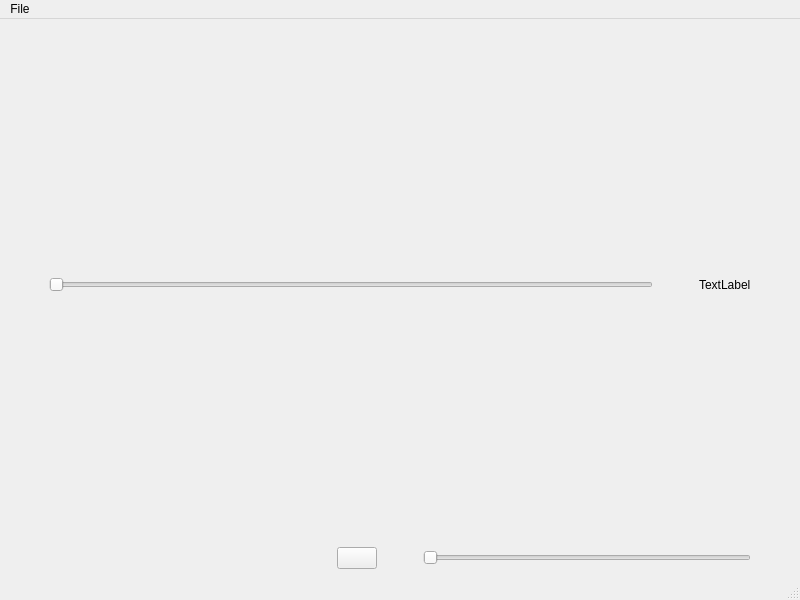
AstaTus/DiscoPlayer, file platform/mac/resources/mainwindow.ui: the form before one commit.
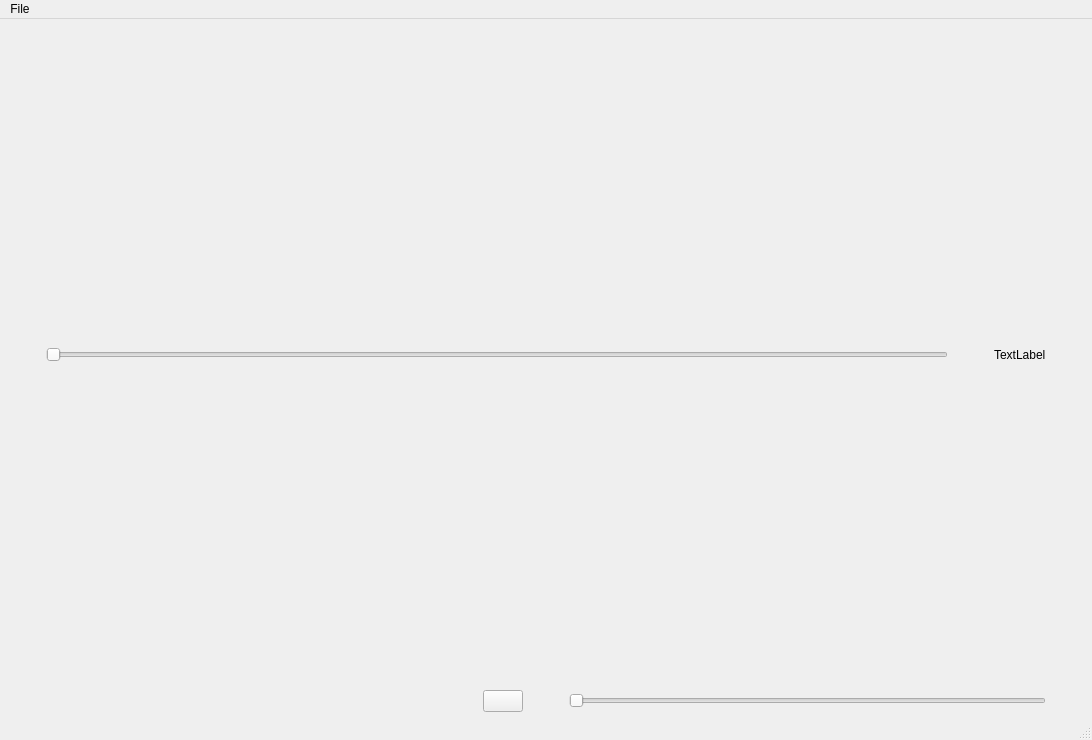
The form after the commit. Icons and pictures are not drawn.

```diff
--- a/platform/mac/resources/mainwindow.ui
+++ b/platform/mac/resources/mainwindow.ui
@@ -6,10 +6,16 @@
    <rect>
     <x>0</x>
     <y>0</y>
-    <width>800</width>
-    <height>600</height>
+    <width>1092</width>
+    <height>740</height>
    </rect>
   </property>
+  <property name="minimumSize">
+   <size>
+    <width>0</width>
+    <height>2</height>
+   </size>
+  </property>
   <property name="windowTitle">
    <string>MainWindow</string>
   </property>
@@ -21,11 +27,38 @@
     </sizepolicy>
    </property>
    <layout class="QGridLayout" name="gridLayout">
+    <property name="leftMargin">
+     <number>6</number>
+    </property>
+    <property name="topMargin">
+     <number>6</number>
+    </property>
+    <property name="rightMargin">
+     <number>6</number>
+    </property>
+    <property name="bottomMargin">
+     <number>6</number>
+    </property>
     <item row="0" column="0">
      <layout class="QVBoxLayout" name="verticalLayout" stretch="0,0">
+      <property name="spacing">
+       <number>-1</number>
+      </property>
       <property name="sizeConstraint">
        <enum>QLayout::SetMinimumSize</enum>
       </property>
+      <property name="leftMargin">
+       <number>0</number>
+      </property>
+      <property name="topMargin">
+       <number>0</number>
+      </property>
+      <property name="rightMargin">
+       <number>0</number>
+      </property>
+      <property name="bottomMargin">
+       <number>0</number>
+      </property>
       <item>
        <layout class="QHBoxLayout" name="horizontalLayout">
         <property name="sizeConstraint">
@@ -97,6 +130,9 @@
       </item>
       <item>
        <layout class="QHBoxLayout" name="horizontalLayout_2">
+        <property name="sizeConstraint">
+         <enum>QLayout::SetMinimumSize</enum>
+        </property>
         <item>
          <spacer name="horizontalSpacer_3">
           <property name="orientation">
@@ -199,7 +235,7 @@
     <rect>
      <x>0</x>
      <y>0</y>
-     <width>800</width>
+     <width>1092</width>
      <height>22</height>
     </rect>
    </property>
```
